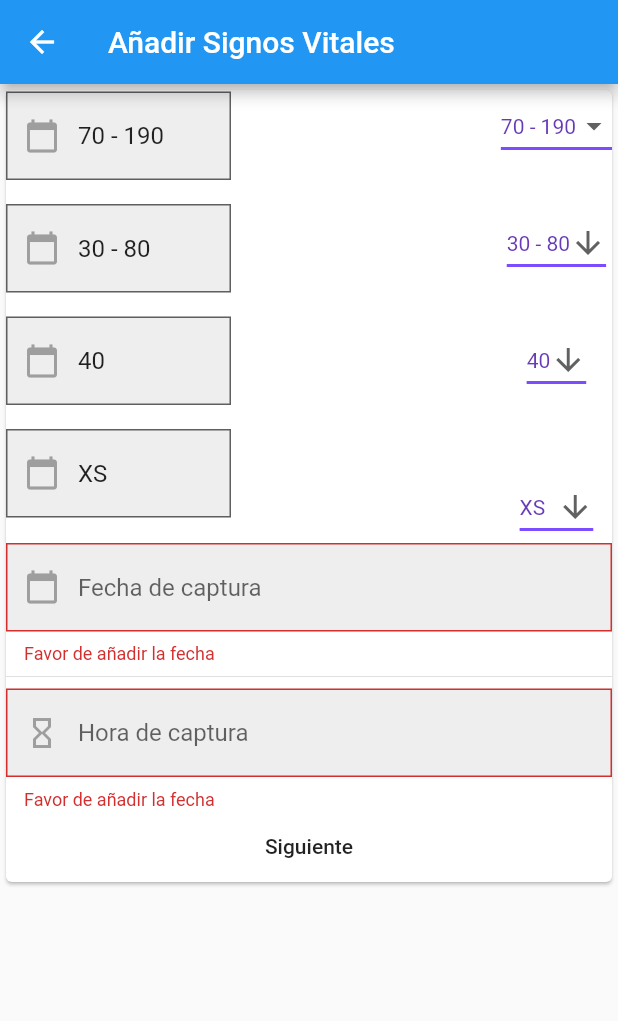
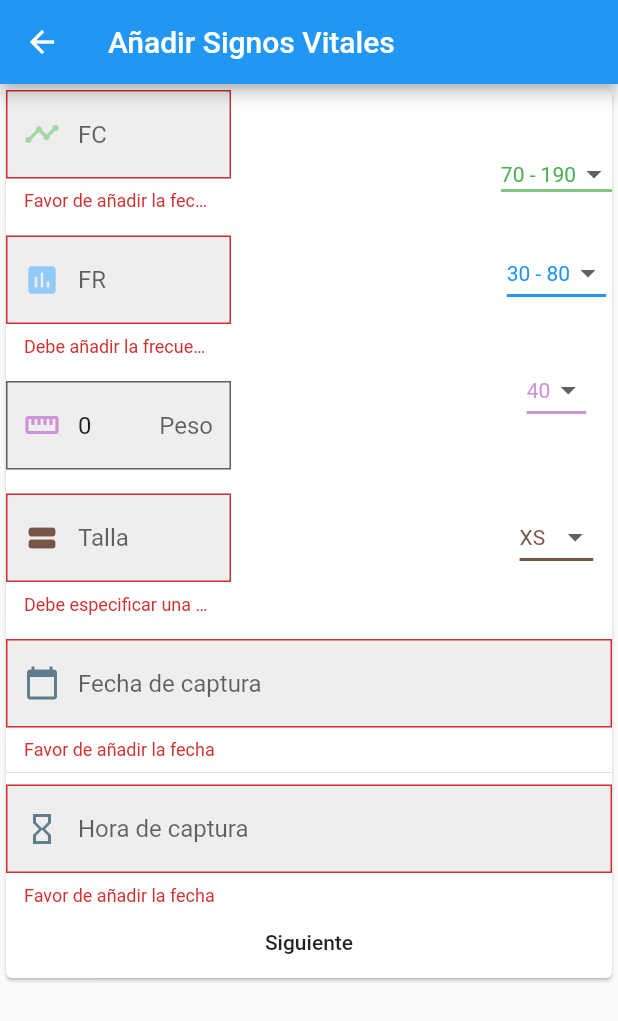
Before and after one commit to Jose-beat/Therapp, a Flutter app: the RegistroSignosVitales screen opened directly with empty values, after a tap on "Siguiente", on a phone screen of 412 x 824 dp. Shown: the top 1021 px of the screen. Run offline on Flutter 3.47's test engine with Material 2 defaults, Android fonts, the phone set to English and light mode, and no system bars; our stand-ins replace date_format, firebase_auth, firebase_database, firebase_storage, flutter_datetime_picker, image_picker and 1 more; accounts and stored records are empty; network calls fail.

Commit message:
'modificaciones_de_calendario'

```diff
--- a/therapp/lib/src/pages/Register/RegistrarConsultas.dart
+++ b/therapp/lib/src/pages/Register/RegistrarConsultas.dart
@@ -27,12 +27,14 @@ class _ResConsultasState extends State<ResConsultas> {
   String _fecha;
 
   TextEditingController _motivoController;
-  TextEditingController _inputFieldDateController = new TextEditingController();
-  TextEditingController _inputFieldHoraController = new TextEditingController();
+  TextEditingController _inputFieldDateController;
+  TextEditingController _inputFieldHoraController;
   @override
   void initState() {
     // TODO: implement initState
     super.initState();
+    _inputFieldDateController = new TextEditingController(text: widget.consultas.fechaConsulta);
+    _inputFieldHoraController = new TextEditingController(text: widget.consultas.horaConsulta);
     _motivoController =
         new TextEditingController(text: widget.consultas.motivos);
   }
--- a/therapp/lib/src/pages/Register/RegistrarHabitos.dart
+++ b/therapp/lib/src/pages/Register/RegistrarHabitos.dart
@@ -53,6 +53,7 @@ class _ResHabitosState extends State<ResHabitos> {
                             }
                              },
                       ),
+                      Divider(),
                       TextFormField(
                         controller: _habitoHigieneController,
                         style: TextStyle(fontSize: 17.0, color: Colors.green),
--- a/therapp/lib/src/pages/Register/RegistrarPaciente.dart
+++ b/therapp/lib/src/pages/Register/RegistrarPaciente.dart
@@ -527,7 +527,7 @@ Widget _crearFecha(BuildContext context){
                 ),
 
                 IconButton(
-                  icon: Icon(Icons.calendar_today, color: Colors.white),
+                  icon: Icon(Icons.collections, color: Colors.white),
                   onPressed: pickerGallery,
                 ),
                   ],
--- a/therapp/lib/src/pages/Register/RegistrarSignosVitales.dart
+++ b/therapp/lib/src/pages/Register/RegistrarSignosVitales.dart
@@ -21,8 +21,8 @@ class _RegistroSignosVitalesState extends State<RegistroSignosVitales> {
   int peso = 40;
   String talla = 'XS';
   String _fecha;
-  TextEditingController _inputFieldDateController = new TextEditingController();
-  TextEditingController _inputFieldHoraController = new TextEditingController();
+  TextEditingController _inputFieldDateController;
+  TextEditingController _inputFieldHoraController;
 
   TextEditingController _fcController;
   TextEditingController _frController;
@@ -33,6 +33,9 @@ class _RegistroSignosVitalesState extends State<RegistroSignosVitales> {
   void initState() {
     // TODO: implement initState
     super.initState();
+    _inputFieldHoraController = new TextEditingController(text:widget.signosVitales.hora);
+
+    _inputFieldDateController = new TextEditingController(text: widget.signosVitales.fechaSignos);
     _fcController = new TextEditingController(text: widget.signosVitales.fc);
     _frController = new TextEditingController(text: widget.signosVitales.fr);
     _pesoController =
@@ -99,11 +102,11 @@ class _RegistroSignosVitalesState extends State<RegistroSignosVitales> {
                               signosVitalesReference
                                   .child(widget.signosVitales.id)
                                   .set({
-                                'frecuencia cardiaca': frecuenciaCardiActual,
+                                'frecuencia cardiaca': _fcController.text,
                                 'frecuencia respiratoria':
-                                    frecuenciaRespiratoryActual,
-                                'peso': peso,
-                                'talla': talla,
+                                    _frController.text,
+                                'peso': _pesoController.text,
+                                'talla': _tallaController.text,
                                 'fecha':_inputFieldDateController.text,
                                 'hora':_inputFieldHoraController.text,
                                 'paciente': widget.signosVitales.paciente
@@ -139,10 +142,14 @@ class _RegistroSignosVitalesState extends State<RegistroSignosVitales> {
   }
 
 Widget _crearCardiaco(BuildContext context){
+  if(widget.signosVitales.id == null){
     _fcController.text = frecuenciaCardiActual;
+  }
+
     return  Container(
       width: 150.0,
       child: TextFormField(
+        readOnly: true,
           validator: (value){
             value=_fcController.text;
             if(value.isEmpty){
@@ -154,7 +161,7 @@ Widget _crearCardiaco(BuildContext context){
           //Desactivamos la accion interactiva
           enableInteractiveSelection: false,
          //Añadir estilo a la caja de texto
-          decoration: decoracion('Fc', Icons.calendar_today),
+          decoration: decoracion('FC', Icons.timeline, Colors.green[200]),
 
             //Sera un texto original en la caja
 
@@ -170,17 +177,19 @@ Widget _crearCardiaco(BuildContext context){
 
   Widget cardiacOption() {
     return Container(
+
       margin: EdgeInsets.fromLTRB(0, 0, 0, 30),
       child: DropdownButton<String>(
+        isDense: true,
         value: frecuenciaCardiActual,
         //icon: Icon(Icons.arrow_downward),
         iconSize: 24,
         elevation: 16,
-        style: TextStyle(color: Colors.deepPurple),
+        style: TextStyle(color:  Colors.green[500]),
         underline: Container(
 
           height: 2,
-          color: Colors.deepPurpleAccent,
+          color: Colors.green[300],
         ),
         onChanged: (String newValue) {
           setState(() {
@@ -207,14 +216,18 @@ Widget _crearCardiaco(BuildContext context){
 
 
 Widget _crearRespiracion(BuildContext context){
-  _frController.text =  frecuenciaRespiratoryActual;
+  if(widget.signosVitales.id == null){
+     _frController.text =  frecuenciaRespiratoryActual;
+  }
+
     return  Container(
      width: 150.0,
       child: TextFormField(
+           readOnly: true,
           validator: (value){
             value=_frController.text;
             if(value.isEmpty){
-              return 'Favor de añadir la fecha';
+              return 'Debe añadir la frecuencia Respiratoria';
             }
           },
           //Pasamos la fecha por aqui
@@ -222,7 +235,7 @@ Widget _crearRespiracion(BuildContext context){
           //Desactivamos la accion interactiva
           enableInteractiveSelection: false,
          //Añadir estilo a la caja de texto
-          decoration: decoracion('FC', Icons.calendar_today),
+          decoration: decoracion('FR', Icons.insert_chart, Colors.blue[200]),
 
         ),
     );
@@ -234,13 +247,13 @@ Widget _crearRespiracion(BuildContext context){
             margin: EdgeInsets.fromLTRB(0, 0, 0, 30),
       child: DropdownButton<String>(
         value: frecuenciaRespiratoryActual,
-        icon: Icon(Icons.arrow_downward),
+
         iconSize: 24,
         elevation: 16,
-        style: TextStyle(color: Colors.deepPurple),
+        style: TextStyle(color: Colors.blue[500]),
         underline: Container(
           height: 2,
-          color: Colors.deepPurpleAccent,
+          color:Colors.blue[500],
         ),
         onChanged: (String newValue) {
           setState(() {
@@ -260,14 +273,17 @@ Widget _crearRespiracion(BuildContext context){
 
 
 Widget _crearPeso(BuildContext context){
-  _pesoController.text = peso.toString();
+   if(widget.signosVitales.id == null){
+      _pesoController.text = peso.toString();
+  }
     return  Container(
       width: 150.0,
       child: TextFormField(
+           readOnly: true,
           validator: (value){
             value=_pesoController.text;
             if(value.isEmpty){
-              return 'Favor de añadir la fecha';
+              return 'Debe especificar el peso';
             }
           },
           //Pasamos la fecha por aqui
@@ -275,7 +291,7 @@ Widget _crearPeso(BuildContext context){
           //Desactivamos la accion interactiva
           enableInteractiveSelection: false,
          //Añadir estilo a la caja de texto
-          decoration: decoracion('Peso', Icons.calendar_today),
+          decoration: decoracion('Peso', Icons.straighten, Colors.purple[200]),
 
             //Sera un texto original en la caja
 
@@ -291,13 +307,13 @@ Widget _crearPeso(BuildContext context){
             margin: EdgeInsets.fromLTRB(0, 0, 0, 50),
       child: DropdownButton<int>(
         value: peso,
-        icon: Icon(Icons.arrow_downward),
+
         iconSize: 24,
         elevation: 16,
-        style: TextStyle(color: Colors.deepPurple),
+        style: TextStyle(color: Colors.purple[200]),
         underline: Container(
           height: 2,
-          color: Colors.deepPurpleAccent,
+          color: Colors.purple[200],
         ),
         onChanged: (int newValue) {
           setState(() {
@@ -326,14 +342,18 @@ Widget _crearPeso(BuildContext context){
 
 
 Widget _crearTalla(BuildContext context){
-    _tallaController.text = talla;
+   if(widget.signosVitales.id == null){
+     _tallaController.text = talla;
+  }
+
     return  Container(
       width: 150.0,
       child: TextFormField(
+           readOnly: true,
           validator: (value){
             value=_tallaController.text;
             if(value.isEmpty){
-              return 'Favor de añadir la fecha';
+              return 'Debe especificar una talla';
             }
           },
           //Pasamos la fecha por aqui
@@ -341,7 +361,7 @@ Widget _crearTalla(BuildContext context){
           //Desactivamos la accion interactiva
           enableInteractiveSelection: false,
          //Añadir estilo a la caja de texto
-          decoration: decoracion('Fecha de captura', Icons.calendar_today),
+          decoration: decoracion('Talla', Icons.view_stream, Colors.brown),
 
             //Sera un texto original en la caja
 
@@ -360,13 +380,13 @@ Widget _crearTalla(BuildContext context){
             margin: EdgeInsets.fromLTRB(0, 0, 0, 0),
       child: DropdownButton<String>(
         value: talla,
-        icon: Icon(Icons.arrow_downward),
+
         iconSize: 24,
         elevation: 16,
-        style: TextStyle(color: Colors.deepPurple),
+        style: TextStyle(color: Colors.brown),
         underline: Container(
           height: 2,
-          color: Colors.deepPurpleAccent,
+          color: Colors.brown,
         ),
         onChanged: (String newValue) {
           setState(() {
@@ -399,7 +419,7 @@ Widget _crearFecha(BuildContext context){
         //Desactivamos la accion interactiva
         enableInteractiveSelection: false,
        //Añadir estilo a la caja de texto
-        decoration: decoracion('Fecha de captura', Icons.calendar_today),
+        decoration: decoracion('Fecha de captura', Icons.calendar_today, Colors.blueGrey),
 
           //Sera un texto original en la caja
 
@@ -465,7 +485,7 @@ Widget _crearFecha(BuildContext context){
       //Desactivamos la accion interactiva
       enableInteractiveSelection: false,
      //Añadir estilo a la caja de texto
-      decoration: decoracion('Hora de captura',Icons.hourglass_empty),
+      decoration: decoracion('Hora de captura',Icons.hourglass_empty,Colors.blueGrey),
 
         //Sera un texto original en la caja
 
@@ -501,7 +521,9 @@ Widget _crearFecha(BuildContext context){
 
   }
 
-InputDecoration decoracion(String nombre, IconData icono){
+
+
+InputDecoration decoracion(String nombre, IconData icono, Color color){
   return InputDecoration(
 
     border: OutlineInputBorder(
@@ -510,9 +532,11 @@ InputDecoration decoracion(String nombre, IconData icono){
             filled: true,
             fillColor: Colors.grey[200],
             hintText: nombre,
+            suffixText: nombre,
+            hintStyle: TextStyle(),
             prefixIcon: new Icon(
               icono,
-              color: Colors.grey,
+              color: color,
             ));
 }
 
--- a/therapp/lib/src/pages/View/ListaConsultas.dart
+++ b/therapp/lib/src/pages/View/ListaConsultas.dart
@@ -150,7 +150,9 @@ class _ListaConsultasState extends State<ListaConsultas> {
 
         children: <Widget>[
           Text('$variable',style: Theme.of(context).textTheme.headline,),
-
+           VerticalDivider(
+            width: 110.0,
+          ),
           IconButton(
               icon: Icon(Icons.edit),
               onPressed: () => _navigateToConsultas(context, items[position]))
--- a/therapp/lib/src/pages/View/VerAntecedentesNoPatologicos.dart
+++ b/therapp/lib/src/pages/View/VerAntecedentesNoPatologicos.dart
@@ -124,6 +124,9 @@ class _VerAntecNoPatologicoState extends State<VerAntecNoPatologico> {
         crossAxisAlignment: CrossAxisAlignment.start,
         children: <Widget>[
           Text('$variable', style: Theme.of(context).textTheme.headline),
+          VerticalDivider(
+            width: 110.0,
+          ),
           IconButton(
               icon: Icon(Icons.edit),
               onPressed: () => _navigateToAntNoPat(context, items[position]))
--- a/therapp/lib/src/pages/View/VerTerapeuta.dart
+++ b/therapp/lib/src/pages/View/VerTerapeuta.dart
@@ -145,8 +145,9 @@ class _VerTerapeutaState extends State<VerTerapeuta> {
                         width: 5.5
                       )),
 
+            child: ClipOval(
                           child: FadeInImage(
-
+                fit: BoxFit.cover,
                 width: 150.0,
                 height: 150.0,
                 fadeInCurve: Curves.bounceIn,
@@ -154,6 +155,7 @@ class _VerTerapeutaState extends State<VerTerapeuta> {
                 image: items[position].imagen != null ?
                 NetworkImage(items[position].imagen + '?alt=media'):
                 AssetImage('assets/images/photo-null.jpeg'),
+                ),
             ),
 
           ),
--- a/therapp/lib/src/pages/View/verSignosVitales.dart
+++ b/therapp/lib/src/pages/View/verSignosVitales.dart
@@ -53,7 +53,7 @@ class _VerSignosVitalesState extends State<VerSignosVitales> {
               return _filter(context, position);
             }),
 
-            floatingActionButton: FloatingActionButton(onPressed: ()=>_createNewSignosVitales(context)),
+
             );
   }
 
@@ -95,7 +95,7 @@ class _VerSignosVitalesState extends State<VerSignosVitales> {
   }
 
   Widget _filter(BuildContext context, int position) {
-    if (items[position].fechaSignos == widget.fechasignoVital&&items[position].paciente==widget.pacienteId) {
+    if (items[position].fechaSignos == widget.fechasignoVital&&items[position].paciente==widget.pacienteId && widget.signosVitales.hora==items[position].hora) {
       print('SIGNOS VITALES${items[position].id}');
 
       return Column(
```
Also changed, not shown: therapp/lib/src/pages/Register/RegistroPerfil.dart (+6 -6 lines), therapp/lib/src/pages/View/Calendar.dart (+31 -31 lines), therapp/lib/src/pages/View/HomePage.dart (+12 -5 lines), therapp/lib/src/pages/View/ListaSignosVitales.dart (+23 -10 lines), therapp/lib/src/pages/View/NavigationBar.dart (+36 -12 lines), therapp/lib/src/pages/View/VerAntecedentesPatologicos.dart (+6 -1 lines). Lines whose indentation alone changed are shown as unchanged.
